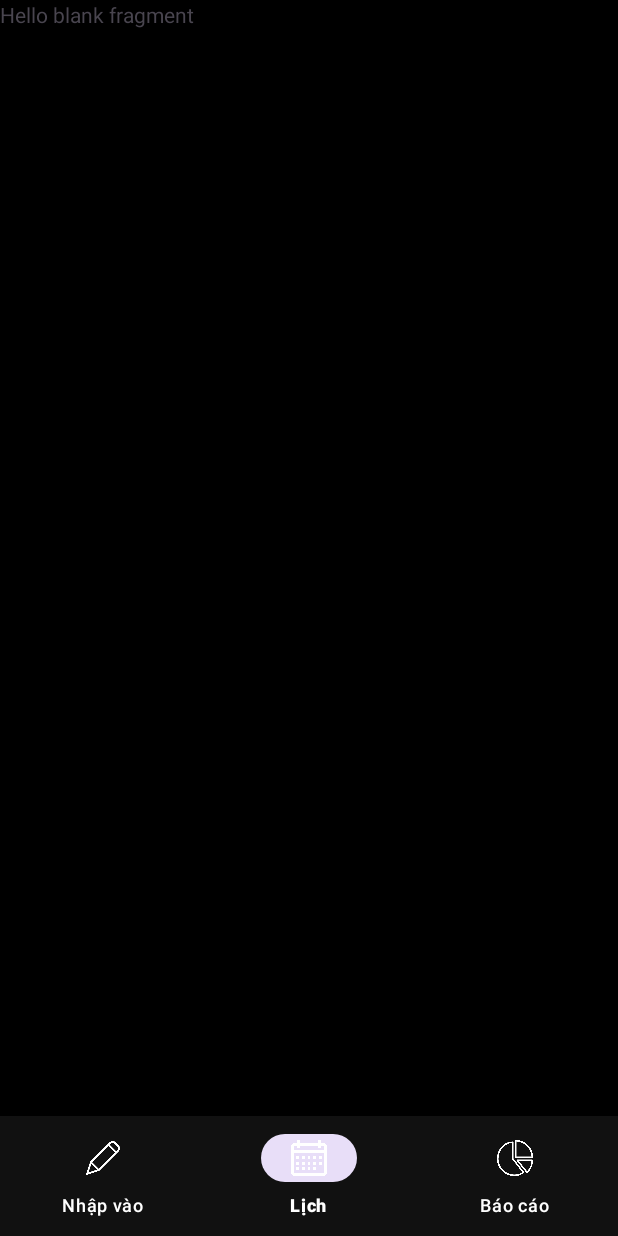
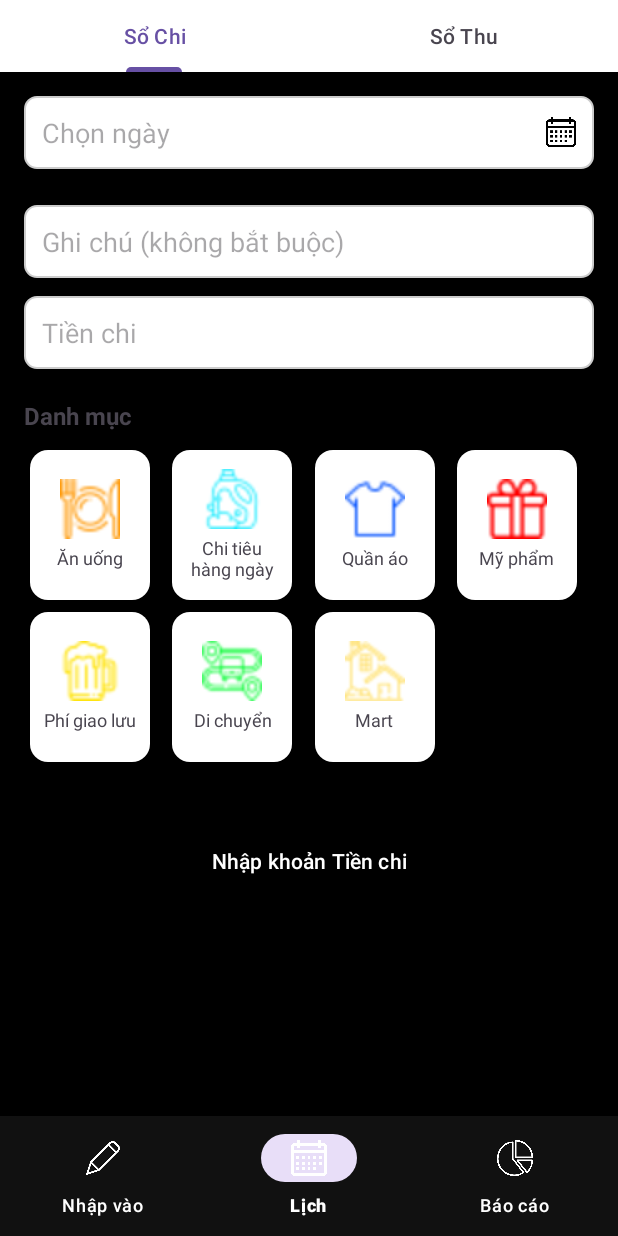
Before and after one commit to quangvo5803/ExpenseManagement_Clone, an Android app: the fragment AddTransactionFragment placed in its activity, on a phone screen of 412 x 824 dp. Run offline under Robolectric (Android 15) with nearby library versions, the phone set to English and light mode, and no system bars; libraries missing offline, so code that uses them is left out: com.jakewharton.threetenabp, com.prolificinteractive.materialcalendarview; 3 statements that could not run were skipped.

Commit message:
[PhucPLD-develop - 2025/07/06] Expense book (incomplete)

```diff
--- a/app/src/main/java/com/example/myapplication/UI/AddTransactionFragment.java
+++ b/app/src/main/java/com/example/myapplication/UI/AddTransactionFragment.java
@@ -1,22 +1,56 @@
 package com.example.myapplication.UI;
 
+import com.example.myapplication.R;
+import com.example.myapplication.adapter.ViewPagerAdapter;
+import com.google.android.material.tabs.TabLayoutMediator;
+
 import android.os.Bundle;
-
-import androidx.annotation.Nullable;
-import androidx.fragment.app.Fragment;
-
 import android.view.LayoutInflater;
 import android.view.View;
 import android.view.ViewGroup;
 
-import com.example.myapplication.R;
+import androidx.annotation.NonNull;
+import androidx.annotation.Nullable;
+import androidx.fragment.app.Fragment;
+import androidx.viewpager2.widget.ViewPager2;
+
+import com.google.android.material.tabs.TabLayout;
+import com.google.android.material.tabs.TabLayoutMediator;
 
 public class AddTransactionFragment extends Fragment {
 
+    private TabLayout tabLayout;
+    private ViewPager2 viewPager;
+
+    public AddTransactionFragment() {
+        // Bắt buộc phải có constructor rỗng
+    }
+
     @Nullable
     @Override
-    public View onCreateView(LayoutInflater inflater, ViewGroup container,
-                             Bundle savedInstanceState) {
-        return inflater.inflate(R.layout.fragment_add_transaction, container, false);
+    public View onCreateView(@NonNull LayoutInflater inflater,
+                             @Nullable ViewGroup container,
+                             @Nullable Bundle savedInstanceState) {
+        // Gắn layout fragment_nhap.xml
+        View view = inflater.inflate(R.layout.fragment_add_transaction, container, false);
+
+        // Ánh xạ view
+        tabLayout = view.findViewById(R.id.tabLayout);
+        viewPager = view.findViewById(R.id.viewPager);
+
+        // Set adapter cho ViewPager2
+        ViewPagerAdapter adapter = new ViewPagerAdapter(requireActivity());
+        viewPager.setAdapter(adapter);
+
+        // Gắn TabLayout và ViewPager2
+        new TabLayoutMediator(tabLayout, viewPager, (tab, position) -> {
+            if (position == 0) {
+                tab.setText("Sổ Chi");
+            } else {
+                tab.setText("Sổ Thu");
+            }
+        }).attach();
+
+        return view;
     }
 }
--- /dev/null
+++ b/app/src/main/java/com/example/myapplication/UI/ChiFragment.java
@@ -0,0 +1,135 @@
+package com.example.myapplication.UI;
+
+import android.app.DatePickerDialog;
+import android.os.Bundle;
+import android.view.LayoutInflater;
+import android.view.View;
+import android.view.ViewGroup;
+import android.widget.Button;
+import android.widget.EditText;
+import android.widget.Toast;
+
+import androidx.annotation.NonNull;
+import androidx.annotation.Nullable;
+import androidx.fragment.app.Fragment;
+import androidx.recyclerview.widget.GridLayoutManager;
+import androidx.recyclerview.widget.RecyclerView;
+
+import com.example.myapplication.R;
+import com.example.myapplication.adapter.CategoryAdapter;
+import com.example.myapplication.data.database.DatabaseHelper;
+import com.example.myapplication.data.model.Category;
+import com.example.myapplication.data.model.Transaction;
+
+import java.text.SimpleDateFormat;
+import java.util.ArrayList;
+import java.util.Calendar;
+import java.util.List;
+import java.util.Locale;
+
+public class ChiFragment extends Fragment {
+    private RecyclerView rvCategory;
+    private List<Category> categoryList;
+    private CategoryAdapter categoryAdapter;
+    private String selectedCategory = "";
+
+    private EditText etNote, etAmount, etDate;
+    private Button btnSave;
+    @Nullable
+    @Override
+    public View onCreateView(@NonNull LayoutInflater inflater,
+                             @Nullable ViewGroup container,
+                             @Nullable Bundle savedInstanceState) {
+        View view = inflater.inflate(R.layout.fragment_chi, container, false); // bạn đã có layout này
+
+        etDate = view.findViewById(R.id.etDate);
+        etNote = view.findViewById(R.id.etNote);
+        etAmount = view.findViewById(R.id.etAmount);
+        btnSave = view.findViewById(R.id.btnSave);
+        rvCategory = view.findViewById(R.id.rvCategory);
+        rvCategory.setLayoutManager(new GridLayoutManager(getContext(), 4));
+
+        // Danh sách danh mục
+        categoryList = new ArrayList<>();
+        categoryList.add(new Category("Ăn uống", R.drawable.ic_food));
+        categoryList.add(new Category("Chi tiêu hàng ngày", R.drawable.ic_laundary));
+        categoryList.add(new Category("Quần áo", R.drawable.ic_clother));
+        categoryList.add(new Category("Mỹ phẩm", R.drawable.ic_gift));
+        categoryList.add(new Category("Phí giao lưu", R.drawable.ic_beer));
+        categoryList.add(new Category("Di chuyển", R.drawable.ic_transport));
+        categoryList.add(new Category("Mart", R.drawable.ic_home));
+
+        categoryAdapter = new CategoryAdapter(getContext(), categoryList, category -> {
+            selectedCategory = category.getName();
+            Toast.makeText(getContext(), "Đã chọn: " + selectedCategory, Toast.LENGTH_SHORT).show();
+        });
+
+        rvCategory.setAdapter(categoryAdapter);
+
+        // Chọn ngày với DatePickerDialog
+        etDate.setOnClickListener(v -> {
+            final Calendar calendar = Calendar.getInstance();
+            int year = calendar.get(Calendar.YEAR);
+            int month = calendar.get(Calendar.MONTH);
+            int day = calendar.get(Calendar.DAY_OF_MONTH);
+
+            DatePickerDialog datePickerDialog = new DatePickerDialog(
+                    getContext(),
+                    (view1, year1, month1, dayOfMonth) -> {
+                        String selectedDate = String.format(Locale.getDefault(), "%02d/%02d/%04d", dayOfMonth, month1 + 1, year1);
+                        etDate.setText(selectedDate);
+                    },
+                    year, month, day
+            );
+            datePickerDialog.show();
+        });
+
+        // Sự kiện nút Lưu
+        btnSave.setOnClickListener(v -> {
+            String note = etNote.getText().toString().trim();
+            String amountStr = etAmount.getText().toString().trim();
+            String date = etDate.getText().toString().trim();
+
+            if (amountStr.isEmpty() || date.isEmpty() || selectedCategory == null || selectedCategory.isEmpty()) {
+                Toast.makeText(getContext(), "Vui lòng nhập đủ thông tin", Toast.LENGTH_SHORT).show();
+                return;
+            }
+
+            double amount = Double.parseDouble(amountStr);
+            String dbFormattedDate = convertDateToDbFormat(date);  // Chuyển "dd/MM/yyyy" → "yyyy-MM-dd"
+
+            Transaction transaction = new Transaction(
+                    0,
+                    "expense",  // hoặc có thể cho người dùng chọn "income"/"expense"
+                    selectedCategory,
+                    amount,
+                    dbFormattedDate,
+                    note
+            );
+
+            DatabaseHelper dbHelper = new DatabaseHelper(getContext());
+            dbHelper.addTransaction(transaction);
+
+            Toast.makeText(getContext(), "Đã lưu giao dịch!", Toast.LENGTH_SHORT).show();
+
+            // Reset form
+            etNote.setText("");
+            etAmount.setText("");
+            etDate.setText("");
+            selectedCategory = "";
+            categoryAdapter.clearSelection();
+        });
+
+        return view;
+    }
+    private String convertDateToDbFormat(String inputDate) {
+        try {
+            SimpleDateFormat inputFormat = new SimpleDateFormat("dd/MM/yyyy", Locale.getDefault());
+            SimpleDateFormat dbFormat = new SimpleDateFormat("yyyy-MM-dd", Locale.getDefault());
+            return dbFormat.format(inputFormat.parse(inputDate));
+        } catch (Exception e) {
+            e.printStackTrace();
+            return inputDate;
+        }
+    }
+}
--- a/app/src/main/java/com/example/myapplication/UI/HomeFragment.java
+++ b/app/src/main/java/com/example/myapplication/UI/HomeFragment.java
@@ -16,6 +16,7 @@ import android.widget.TextView;
 
 import com.example.myapplication.R;
 import com.example.myapplication.adapter.TransactionAdapter;
+import com.example.myapplication.data.database.DatabaseHelper;
 import com.example.myapplication.data.model.Transaction;
 import com.jakewharton.threetenabp.AndroidThreeTen;
 import com.prolificinteractive.materialcalendarview.CalendarDay;
@@ -116,11 +117,13 @@ public class HomeFragment extends Fragment {
     }
 
     private void loadDummyTransactions() {
-        allTransactions.add(new Transaction(1, "expense", "Ăn uống", 50000, "2025-07-01", "Ăn sáng"));
-        allTransactions.add(new Transaction(2, "income", "Lương", 15000000, "2025-07-05", "Lương tháng 7"));
-        allTransactions.add(new Transaction(3, "expense", "Di chuyển", 30000, "2025-07-10", "Xe bus"));
-        allTransactions.add(new Transaction(4, "expense", "Y tế", 200000, "2025-07-01", "Mua thuốc"));
-        allTransactions.add(new Transaction(5, "income", "Tiền thưởng", 2000000, "2025-08-15", "Thưởng dự án"));
+        //allTransactions.add(new Transaction(1, "expense", "Ăn uống", 50000, "2025-07-01", "Ăn sáng"));
+        //allTransactions.add(new Transaction(2, "income", "Lương", 15000000, "2025-07-05", "Lương tháng 7"));
+        //allTransactions.add(new Transaction(3, "expense", "Di chuyển", 30000, "2025-07-10", "Xe bus"));
+        //allTransactions.add(new Transaction(4, "expense", "Y tế", 200000, "2025-07-01", "Mua thuốc"));
+        //allTransactions.add(new Transaction(5, "income", "Tiền thưởng", 2000000, "2025-08-15", "Thưởng dự án"));
+        DatabaseHelper dbHelper = new DatabaseHelper(requireContext());
+        allTransactions = dbHelper.getAllTransactions();
     }
 
     private void filterTransactionsByMonth() {
--- /dev/null
+++ b/app/src/main/java/com/example/myapplication/UI/ThuFragment.java
@@ -0,0 +1,23 @@
+package com.example.myapplication.UI;
+
+import android.os.Bundle;
+import android.view.LayoutInflater;
+import android.view.View;
+import android.view.ViewGroup;
+
+import androidx.annotation.NonNull;
+import androidx.annotation.Nullable;
+import androidx.fragment.app.Fragment;
+
+import com.example.myapplication.R;
+
+public class ThuFragment extends Fragment {
+    @Nullable
+    @Override
+    public View onCreateView(@NonNull LayoutInflater inflater,
+                             @Nullable ViewGroup container,
+                             @Nullable Bundle savedInstanceState) {
+        // Layout rỗng hoặc chỉ chứa 1 TextView
+        return inflater.inflate(R.layout.fragment_thu, container, false);
+    }
+}
--- /dev/null
+++ b/app/src/main/java/com/example/myapplication/adapter/CategoryAdapter.java
@@ -0,0 +1,88 @@
+package com.example.myapplication.adapter;
+
+import android.content.Context;
+import android.view.LayoutInflater;
+import android.view.View;
+import android.view.ViewGroup;
+import android.widget.ImageView;
+import android.widget.TextView;
+
+import androidx.annotation.NonNull;
+import androidx.recyclerview.widget.RecyclerView;
+
+import com.example.myapplication.R;
+import com.example.myapplication.data.model.Category;
+
+import java.util.List;
+
+public class CategoryAdapter extends RecyclerView.Adapter<CategoryAdapter.CategoryViewHolder> {
+
+    public interface OnCategoryClickListener {
+        void onCategoryClick(Category category);
+    }
+
+    private final Context context;
+    private final List<Category> categoryList;
+    private final OnCategoryClickListener listener;
+    private int selectedPosition = RecyclerView.NO_POSITION;
+
+    public CategoryAdapter(Context context, List<Category> categoryList, OnCategoryClickListener listener) {
+        this.context = context;
+        this.categoryList = categoryList;
+        this.listener = listener;
+    }
+
+    @NonNull
+    @Override
+    public CategoryViewHolder onCreateViewHolder(@NonNull ViewGroup parent, int viewType) {
+        View view = LayoutInflater.from(context).inflate(R.layout.item_category, parent, false);
+        return new CategoryViewHolder(view);
+    }
+
+    @Override
+    public void onBindViewHolder(@NonNull CategoryViewHolder holder, int position) {
+        Category category = categoryList.get(position);
+        holder.tvName.setText(category.getName());
+        holder.ivIcon.setImageResource(category.getIconResId());
+
+        // Highlight nếu đang được chọn
+        if (position == selectedPosition) {
+            holder.itemView.setBackgroundResource(R.drawable.bg_category_selected);
+        } else {
+            holder.itemView.setBackgroundResource(R.drawable.bg_category_unselected);
+        }
+
+        holder.itemView.setOnClickListener(v -> {
+            int previousPosition = selectedPosition;
+            selectedPosition = holder.getAdapterPosition();
+            notifyItemChanged(previousPosition);
+            notifyItemChanged(selectedPosition);
+            listener.onCategoryClick(category);
+        });
+    }
+
+    @Override
+    public int getItemCount() {
+        return categoryList.size();
+    }
+
+    // Hàm reset lựa chọn danh mục
+    public void clearSelection() {
+        int previousPosition = selectedPosition;
+        selectedPosition = RecyclerView.NO_POSITION;
+        if (previousPosition != RecyclerView.NO_POSITION) {
+            notifyItemChanged(previousPosition);
+        }
+    }
+
+    static class CategoryViewHolder extends RecyclerView.ViewHolder {
+        ImageView ivIcon;
+        TextView tvName;
+
+        public CategoryViewHolder(@NonNull View itemView) {
+            super(itemView);
+            ivIcon = itemView.findViewById(R.id.ivCategoryIcon);
+            tvName = itemView.findViewById(R.id.tvCategoryName);
+        }
+    }
+}
--- /dev/null
+++ b/app/src/main/java/com/example/myapplication/adapter/ViewPagerAdapter.java
@@ -0,0 +1,29 @@
+package com.example.myapplication.adapter;
+
+import androidx.annotation.NonNull;
+import androidx.fragment.app.Fragment;
+import androidx.fragment.app.FragmentActivity;
+import androidx.viewpager2.adapter.FragmentStateAdapter;
+
+import com.example.myapplication.UI.AddTransactionFragment;
+import com.example.myapplication.UI.ChiFragment;
+import com.example.myapplication.UI.ThuFragment;
+
+public class ViewPagerAdapter extends FragmentStateAdapter {
+
+    public ViewPagerAdapter(@NonNull FragmentActivity fa) {
+        super(fa);
+    }
+
+    @NonNull
+    @Override
+    public Fragment createFragment(int position) {
+        if (position == 0) return new ChiFragment();
+        else return new ThuFragment(); // rỗng
+    }
+
+    @Override
+    public int getItemCount() {
+        return 2;
+    }
+}
--- /dev/null
+++ b/app/src/main/java/com/example/myapplication/data/model/Category.java
@@ -0,0 +1,19 @@
+package com.example.myapplication.data.model;
+
+public class Category {
+    private String name;
+    private int iconResId;
+
+    public Category(String name, int iconResId) {
+        this.name = name;
+        this.iconResId = iconResId;
+    }
+
+    public String getName() {
+        return name;
+    }
+
+    public int getIconResId() {
+        return iconResId;
+    }
+}
--- /dev/null
+++ b/app/src/main/res/drawable/bg_category_item.xml
@@ -0,0 +1,5 @@
+<!-- res/drawable/bg_category_item.xml -->
+<shape xmlns:android="http://schemas.android.com/apk/res/android" android:shape="rectangle">
+    <solid android:color="#EEEEEE" />
+    <corners android:radius="8dp" />
+</shape>
--- /dev/null
+++ b/app/src/main/res/drawable/bg_category_selected.xml
@@ -0,0 +1,4 @@
+<shape xmlns:android="http://schemas.android.com/apk/res/android" android:shape="rectangle">
+    <solid android:color="#FFDDDDDD" />
+    <corners android:radius="12dp" />
+</shape>
--- /dev/null
+++ b/app/src/main/res/drawable/bg_category_unselected.xml
@@ -0,0 +1,4 @@
+<shape xmlns:android="http://schemas.android.com/apk/res/android" android:shape="rectangle">
+    <solid android:color="@android:color/white" />
+    <corners android:radius="12dp" />
+</shape>
--- /dev/null
+++ b/app/src/main/res/drawable/bg_edittext.xml
@@ -0,0 +1,6 @@
+<!-- res/drawable/bg_edittext.xml -->
+<shape xmlns:android="http://schemas.android.com/apk/res/android" android:shape="rectangle">
+    <solid android:color="#FFFFFF"/>
+    <stroke android:width="1dp" android:color="#CCCCCC"/>
+    <corners android:radius="8dp"/>
+</shape>
--- a/app/src/main/res/layout/fragment_add_transaction.xml
+++ b/app/src/main/res/layout/fragment_add_transaction.xml
@@ -1,14 +1,19 @@
-<?xml version="1.0" encoding="utf-8"?>
-<FrameLayout xmlns:android="http://schemas.android.com/apk/res/android"
-    xmlns:tools="http://schemas.android.com/tools"
+<LinearLayout xmlns:android="http://schemas.android.com/apk/res/android"
+    android:orientation="vertical"
+    android:fitsSystemWindows="true"
     android:layout_width="match_parent"
-    android:layout_height="match_parent"
-    tools:context=".UI.AddTransactionFragment">
+    android:layout_height="match_parent">
 
-    <!-- TODO: Update blank fragment layout -->
-    <TextView
+    <com.google.android.material.tabs.TabLayout
+        android:id="@+id/tabLayout"
         android:layout_width="match_parent"
-        android:layout_height="match_parent"
-        android:text="@string/hello_blank_fragment" />
+        android:layout_height="wrap_content"
+        android:background="@color/white"
+        android:elevation="4dp" />
 
-</FrameLayout>
+    <androidx.viewpager2.widget.ViewPager2
+        android:id="@+id/viewPager"
+        android:layout_width="match_parent"
+        android:layout_height="0dp"
+        android:layout_weight="1" />
+</LinearLayout>
--- /dev/null
+++ b/app/src/main/res/layout/fragment_chi.xml
@@ -0,0 +1,92 @@
+<?xml version="1.0" encoding="utf-8"?>
+<ScrollView xmlns:android="http://schemas.android.com/apk/res/android"
+    android:layout_width="match_parent"
+    android:layout_height="match_parent"
+    android:padding="16dp">
+
+    <LinearLayout
+        android:layout_width="match_parent"
+        android:layout_height="wrap_content"
+        android:orientation="vertical">
+
+        <!-- Ngày " -->
+
+        <!-- Ghi chú -->
+
+
+        <RelativeLayout
+            android:layout_width="match_parent"
+            android:layout_height="wrap_content"
+            android:layout_marginBottom="12dp">
+
+            <EditText
+                android:id="@+id/etDate"
+                android:layout_width="match_parent"
+                android:layout_height="wrap_content"
+                android:hint="Chọn ngày"
+                android:focusable="false"
+                android:clickable="true"
+                android:paddingEnd="40dp"
+                android:padding="12dp"
+                android:background="@drawable/bg_edittext" />
+
+            <ImageView
+                android:id="@+id/ivCalendar"
+                android:layout_width="20dp"
+                android:layout_height="20dp"
+                android:src="@drawable/ic_calendar"
+                android:layout_alignEnd="@id/etDate"
+                android:layout_centerVertical="true"
+                android:layout_marginEnd="12dp" />
+        </RelativeLayout>
+
+
+        <EditText
+            android:id="@+id/etNote"
+            android:layout_width="match_parent"
+            android:layout_height="wrap_content"
+            android:hint="Ghi chú (không bắt buộc)"
+            android:padding="12dp"
+            android:layout_marginTop="12dp"
+            android:background="@drawable/bg_edittext"/>
+
+        <!-- Số tiền -->
+        <EditText
+            android:id="@+id/etAmount"
+            android:layout_width="match_parent"
+            android:layout_height="wrap_content"
+            android:hint="Tiền chi"
+            android:inputType="numberDecimal"
+            android:padding="12dp"
+            android:layout_marginTop="12dp"
+            android:background="@drawable/bg_edittext"/>
+
+        <!-- Danh mục tiêu đề -->
+        <TextView
+            android:layout_width="wrap_content"
+            android:layout_height="wrap_content"
+            android:text="Danh mục"
+            android:textStyle="bold"
+            android:textSize="16sp"
+            android:layout_marginTop="20dp"
+            android:layout_marginBottom="8dp"/>
+
+        <!-- RecyclerView Danh mục -->
+        <androidx.recyclerview.widget.RecyclerView
+            android:id="@+id/rvCategory"
+            android:layout_width="match_parent"
+            android:layout_height="wrap_content"
+            android:layout_marginBottom="16dp" />
+
+        <!-- Nút lưu -->
+        <Button
+            android:id="@+id/btnSave"
+            android:layout_width="match_parent"
+            android:layout_height="wrap_content"
+            android:text="Nhập khoản Tiền chi"
+            android:layout_marginTop="20dp"
+            android:backgroundTint="@color/black"
+            android:textColor="@android:color/white"
+            android:padding="12dp" />
+    </LinearLayout>
+</ScrollView>
--- /dev/null
+++ b/app/src/main/res/layout/fragment_thu.xml
@@ -0,0 +1,13 @@
+<?xml version="1.0" encoding="utf-8"?>
+<FrameLayout xmlns:android="http://schemas.android.com/apk/res/android"
+    android:layout_width="match_parent"
+    android:layout_height="match_parent"
+    android:gravity="center">
+
+    <TextView
+        android:text="Tab Sổ Thu đang trống"
+        android:textSize="18sp"
+        android:textColor="@android:color/darker_gray"
+        android:layout_width="wrap_content"
+        android:layout_height="wrap_content" />
+</FrameLayout>
--- /dev/null
+++ b/app/src/main/res/layout/item_category.xml
@@ -0,0 +1,24 @@
+<!-- res/layout/item_category.xml -->
+<LinearLayout xmlns:android="http://schemas.android.com/apk/res/android"
+    android:layout_width="80dp"
+    android:layout_height="100dp"
+    android:orientation="vertical"
+    android:gravity="center"
+    android:layout_margin="4dp"
+    android:background="@drawable/bg_category_item"
+    android:padding="8dp">
+
+    <ImageView
+        android:id="@+id/ivCategoryIcon"
+        android:layout_width="40dp"
+        android:layout_height="40dp"
+        android:layout_gravity="center"/>
+
+    <TextView
+        android:id="@+id/tvCategoryName"
+        android:layout_width="wrap_content"
+        android:layout_height="wrap_content"
+        android:textSize="12sp"
+        android:gravity="center"
+        android:layout_marginTop="4dp"/>
+</LinearLayout>
```
